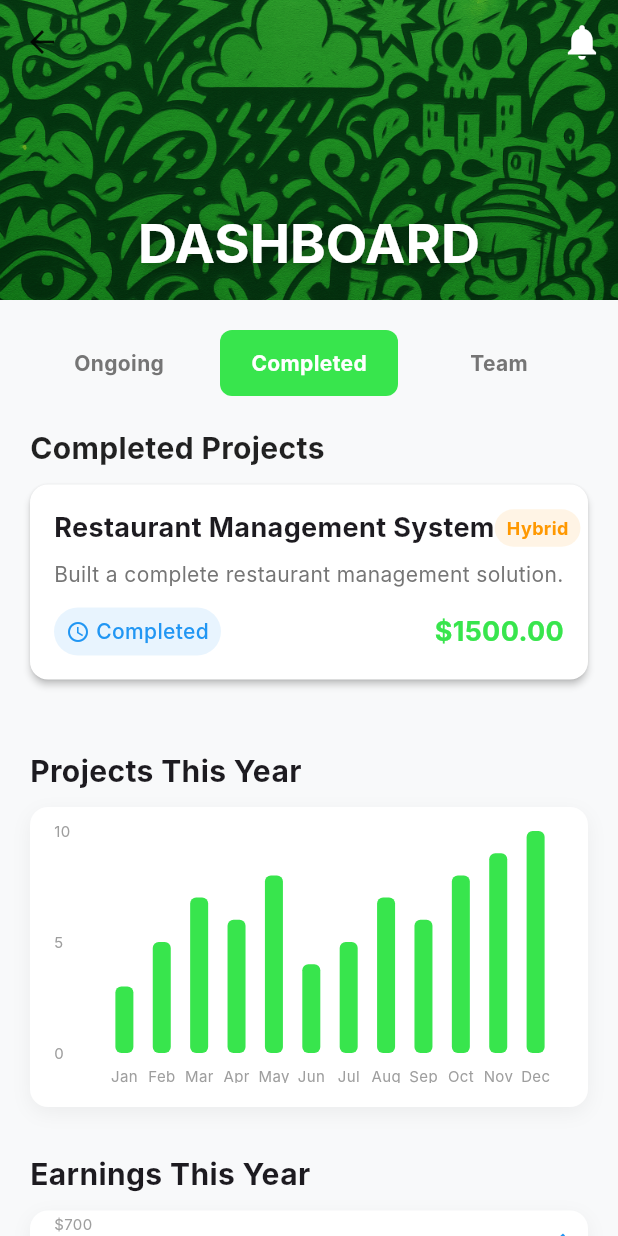
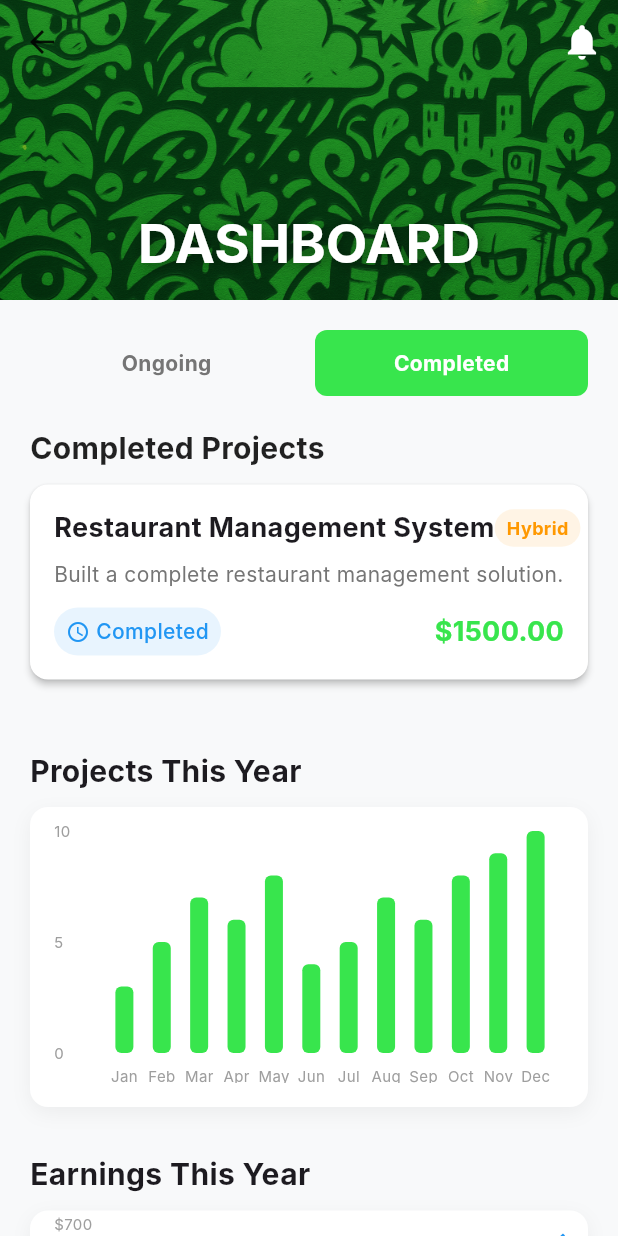
Before and after one commit to ShariqShoaib07/Virtual-Software-House, a Flutter app: the HomePage screen opened directly, after a tap on "Completed", on a phone screen of 412 x 824 dp. Run offline on Flutter 3.47's test engine with Material 3 defaults, Android fonts, the phone set to English and light mode, and no system bars; drawn by our look-alikes of fl_chart; our stand-ins replace dio, file_picker, google_fonts, image_picker, open_file, permission_handler; Roboto replaces fonts that are missing (Inter).

Commit message:
removed teams implementation from developer side

```diff
--- a/lib/home_page.dart
+++ b/lib/home_page.dart
@@ -64,8 +64,6 @@ class _HomePageState extends State<HomePage> {
         Expanded(child: _buildTabButton("Ongoing", 0)),
         const SizedBox(width: 8),
         Expanded(child: _buildTabButton("Completed", 1)),
-        const SizedBox(width: 8),
-        Expanded(child: _buildTabButton("Team", 2)),
       ],
     );
   }
@@ -179,8 +177,6 @@ class _HomePageState extends State<HomePage> {
       projectsToShow = _ongoingProjects;
     } else if (_selectedTab == 1) {
       projectsToShow = _completedProjects;
-    } else {
-      return const Center(child: Text("Team projects will be implemented soon"));
     }
 
     return Column(
```
